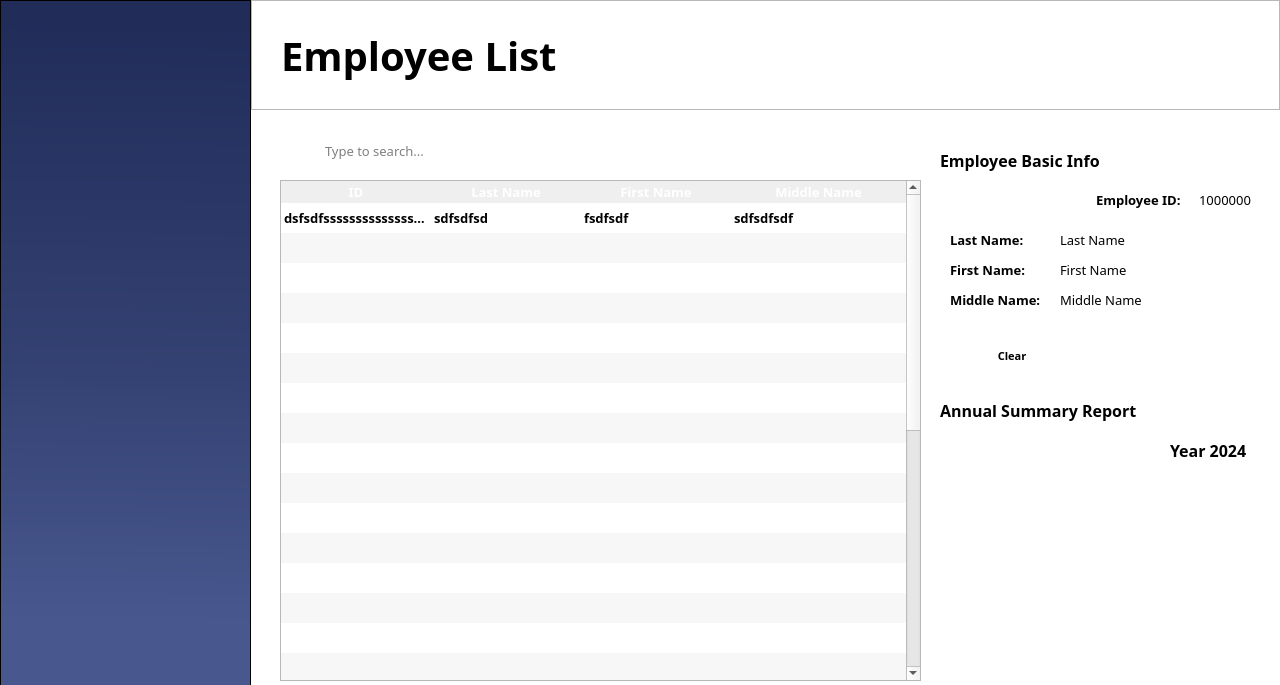
This is FILE201/Employee_List/employeeList.ui in Maze711/systemPayroll as Qt 5 draws it before an edit. The edited form follows.
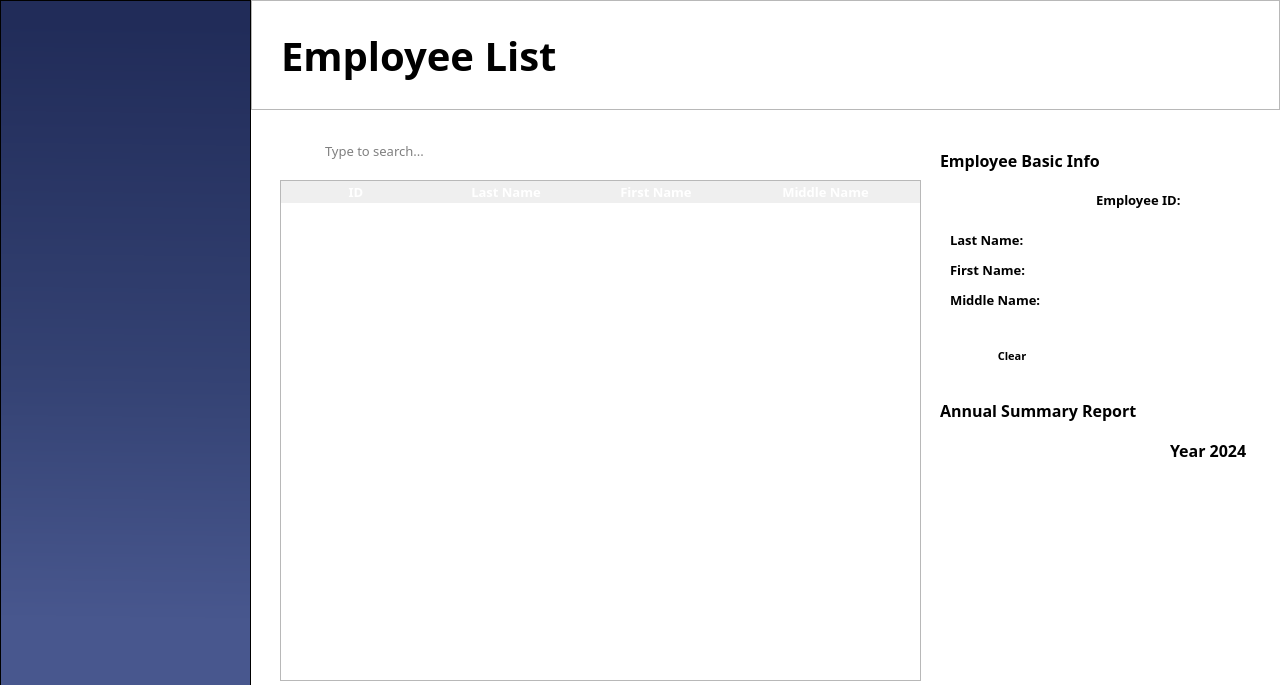
This is the edited form. Icons and pictures are not drawn.

Commit message: Finished Displaying and selecting employees in the tables

What changed in the file:
```diff
--- a/FILE201/Employee_List/employeeList.ui
+++ b/FILE201/Employee_List/employeeList.ui
@@ -455,156 +455,6 @@
     <attribute name="verticalHeaderHighlightSections">
      <bool>false</bool>
     </attribute>
-    <row>
-     <property name="text">
-      <string>New Row</string>
-     </property>
-    </row>
-    <row>
-     <property name="text">
-      <string>New Row</string>
-     </property>
-    </row>
-    <row>
-     <property name="text">
-      <string>New Row</string>
-     </property>
-    </row>
-    <row>
-     <property name="text">
-      <string>New Row</string>
-     </property>
-    </row>
-    <row>
-     <property name="text">
-      <string>New Row</string>
-     </property>
-    </row>
-    <row>
-     <property name="text">
-      <string>New Row</string>
-     </property>
-    </row>
-    <row>
-     <property name="text">
-      <string>New Row</string>
-     </property>
-    </row>
-    <row>
-     <property name="text">
-      <string>New Row</string>
-     </property>
-    </row>
-    <row>
-     <property name="text">
-      <string>New Row</string>
-     </property>
-    </row>
-    <row>
-     <property name="text">
-      <string>New Row</string>
-     </property>
-    </row>
-    <row>
-     <property name="text">
-      <string>New Row</string>
-     </property>
-    </row>
-    <row>
-     <property name="text">
-      <string>New Row</string>
-     </property>
-    </row>
-    <row>
-     <property name="text">
-      <string>New Row</string>
-     </property>
-    </row>
-    <row>
-     <property name="text">
-      <string>New Row</string>
-     </property>
-    </row>
-    <row>
-     <property name="text">
-      <string>New Row</string>
-     </property>
-    </row>
-    <row>
-     <property name="text">
-      <string>New Row</string>
-     </property>
-    </row>
-    <row>
-     <property name="text">
-      <string>New Row</string>
-     </property>
-    </row>
-    <row>
-     <property name="text">
-      <string>New Row</string>
-     </property>
-    </row>
-    <row>
-     <property name="text">
-      <string>New Row</string>
-     </property>
-    </row>
-    <row>
-     <property name="text">
-      <string>New Row</string>
-     </property>
-    </row>
-    <row>
-     <property name="text">
-      <string>New Row</string>
-     </property>
-    </row>
-    <row>
-     <property name="text">
-      <string>New Row</string>
-     </property>
-    </row>
-    <row>
-     <property name="text">
-      <string>New Row</string>
-     </property>
-    </row>
-    <row>
-     <property name="text">
-      <string>New Row</string>
-     </property>
-    </row>
-    <row>
-     <property name="text">
-      <string>New Row</string>
-     </property>
-    </row>
-    <row>
-     <property name="text">
-      <string>New Row</string>
-     </property>
-    </row>
-    <row>
-     <property name="text">
-      <string>New Row</string>
-     </property>
-    </row>
-    <row>
-     <property name="text">
-      <string>New Row</string>
-     </property>
-    </row>
-    <row>
-     <property name="text">
-      <string>New Row</string>
-     </property>
-    </row>
-    <row>
-     <property name="text">
-      <string>New Row</string>
-     </property>
-    </row>
     <column>
      <property name="text">
       <string>ID</string>
@@ -625,115 +475,6 @@
       <string>Middle Name</string>
      </property>
     </column>
-    <item row="0" column="0">
-     <property name="text">
-      <string>dsfsdfssssssssssssssssssssssssssssssssssssssssssssssssssss</string>
-     </property>
-     <property name="textAlignment">
-      <set>AlignLeading|AlignVCenter</set>
-     </property>
-     <property name="flags">
-      <set>ItemIsSelectable|ItemIsUserCheckable|ItemIsEnabled</set>
-     </property>
-    </item>
-    <item row="0" column="1">
-     <property name="text">
-      <string>sdfsdfsd</string>
-     </property>
-     <property name="flags">
-      <set>ItemIsSelectable|ItemIsUserCheckable|ItemIsEnabled</set>
-     </property>
-    </item>
-    <item row="0" column="2">
-     <property name="text">
-      <string>fsdfsdf</string>
-     </property>
-    </item>
-    <item row="0" column="3">
-     <property name="text">
-      <string>sdfsdfsdf</string>
-     </property>
-    </item>
-    <item row="26" column="0">
-     <property name="text">
-      <string>sdfsdfsd</string>
-     </property>
-    </item>
-    <item row="26" column="1">
-     <property name="text">
-      <string>fsdfsdfs</string>
-     </property>
-    </item>
-    <item row="26" column="2">
-     <property name="text">
-      <string>sdfsdf</string>
-     </property>
-    </item>
-    <item row="26" column="3">
-     <property name="text">
-      <string>sdfsdfsd</string>
-     </property>
-    </item>
-    <item row="27" column="0">
-     <property name="text">
-      <string>fsdfsdfsd</string>
-     </property>
-    </item>
-    <item row="27" column="1">
-     <property name="text">
-      <string>fsdfsdf</string>
-     </property>
-    </item>
-    <item row="27" column="2">
-     <property name="text">
-      <string>sddsfsdf</string>
-     </property>
-    </item>
-    <item row="27" column="3">
-     <property name="text">
-      <string>sdfsdfsd</string>
-     </property>
-    </item>
-    <item row="28" column="0">
-     <property name="text">
-      <string>fsdfsdfsd</string>
-     </property>
-    </item>
-    <item row="28" column="1">
-     <property name="text">
-      <string>fsdfsdf</string>
-     </property>
-    </item>
-    <item row="28" column="2">
-     <property name="text">
-      <string>sdfsdfsd</string>
-     </property>
-    </item>
-    <item row="28" column="3">
-     <property name="text">
-      <string>fsdfsdfsd</string>
-     </property>
-    </item>
-    <item row="29" column="0">
-     <property name="text">
-      <string>sdfsdf</string>
-     </property>
-    </item>
-    <item row="29" column="1">
-     <property name="text">
-      <string>sdfsdfsd</string>
-     </property>
-    </item>
-    <item row="29" column="2">
-     <property name="text">
-      <string>dsfsdfsd</string>
-     </property>
-    </item>
-    <item row="29" column="3">
-     <property name="text">
-      <string>sdfsdfdsfsd</string>
-     </property>
-    </item>
    </widget>
    <widget class="QFrame" name="frameEmployeeBasicInfo">
     <property name="geometry">
@@ -871,7 +612,7 @@
       </font>
      </property>
      <property name="text">
-      <string>1000000</string>
+      <string/>
      </property>
      <property name="alignment">
       <set>Qt::AlignRight|Qt::AlignTrailing|Qt::AlignVCenter</set>
@@ -958,7 +699,7 @@
       </font>
      </property>
      <property name="text">
-      <string>First Name</string>
+      <string/>
      </property>
      <property name="alignment">
       <set>Qt::AlignLeading|Qt::AlignLeft|Qt::AlignVCenter</set>
@@ -982,7 +723,7 @@
       </font>
      </property>
      <property name="text">
-      <string>Middle Name</string>
+      <string/>
      </property>
      <property name="alignment">
       <set>Qt::AlignLeading|Qt::AlignLeft|Qt::AlignVCenter</set>
@@ -1006,7 +747,7 @@
       </font>
      </property>
      <property name="text">
-      <string>Last Name</string>
+      <string/>
      </property>
      <property name="alignment">
       <set>Qt::AlignLeading|Qt::AlignLeft|Qt::AlignVCenter</set>
```
The commit also changes 3 other files.
